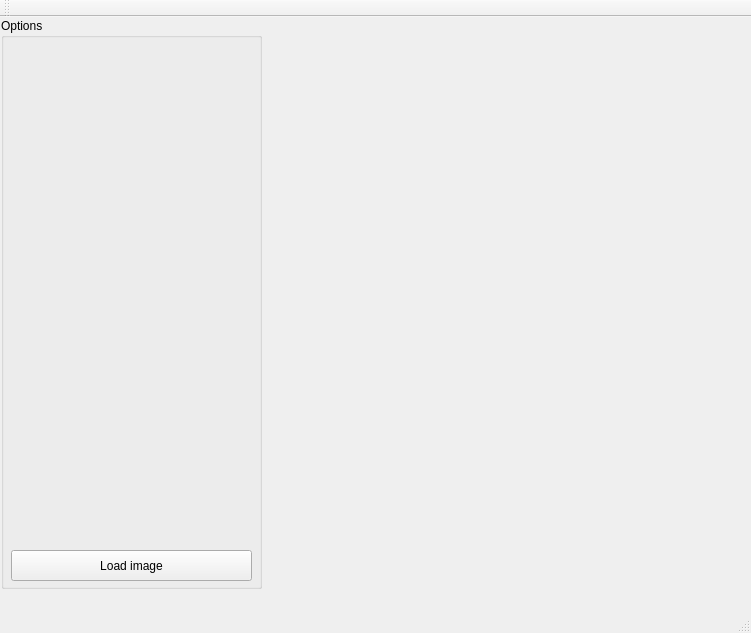
mmaci/vutbr-fit-zpo-dynamicka-detekce-hran, file dynamic-edge-detection/mainwindow.ui: the form before one commit.
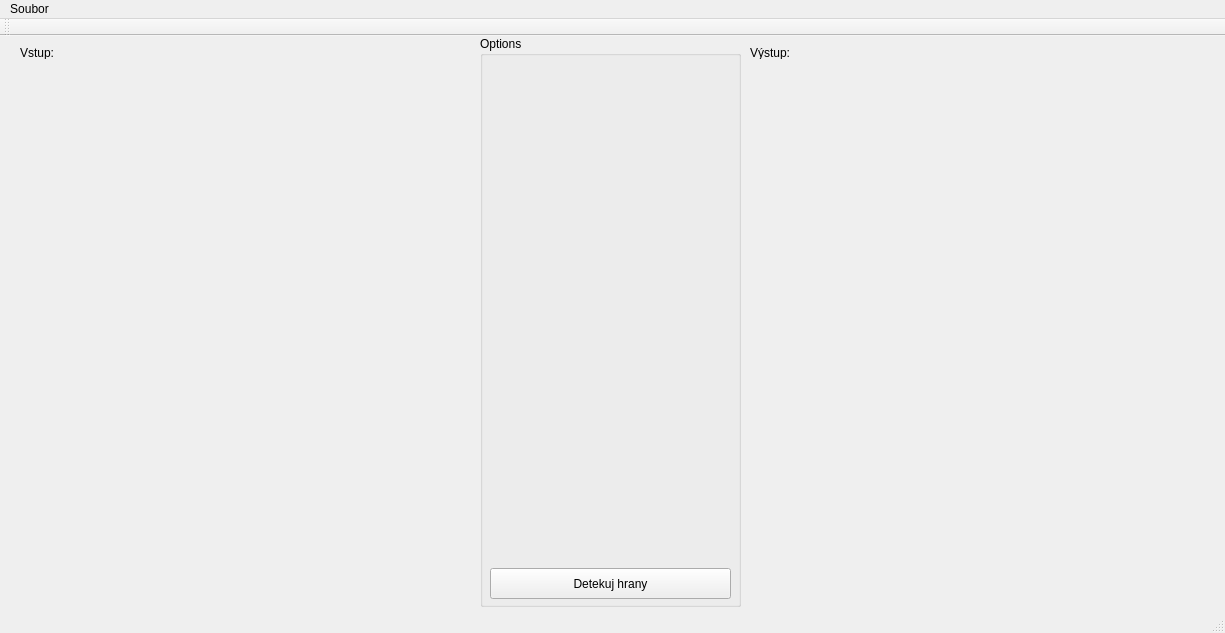
The form after the commit.

Diff of the .ui file:
```diff
--- a/dynamic-edge-detection/mainwindow.ui
+++ b/dynamic-edge-detection/mainwindow.ui
@@ -6,7 +6,7 @@
    <rect>
     <x>0</x>
     <y>0</y>
-    <width>751</width>
+    <width>1225</width>
     <height>633</height>
    </rect>
   </property>
@@ -17,8 +17,8 @@
    <widget class="QGroupBox" name="groupBox">
     <property name="geometry">
      <rect>
-      <x>1</x>
-      <y>1</y>
+      <x>480</x>
+      <y>0</y>
       <width>261</width>
       <height>571</height>
      </rect>
@@ -36,36 +36,82 @@
       </rect>
      </property>
      <property name="text">
-      <string>Load image</string>
+      <string>Detekuj hrany</string>
      </property>
     </widget>
    </widget>
    <widget class="QLabel" name="displayArea">
     <property name="geometry">
      <rect>
-      <x>270</x>
-      <y>10</y>
-      <width>471</width>
-      <height>561</height>
+      <x>10</x>
+      <y>30</y>
+      <width>461</width>
+      <height>541</height>
      </rect>
     </property>
     <property name="text">
      <string/>
     </property>
    </widget>
-   <zorder>gridLayoutWidget</zorder>
-   <zorder>displayArea</zorder>
-   <zorder>displayArea</zorder>
+   <widget class="QLabel" name="imgVystup">
+    <property name="geometry">
+     <rect>
+      <x>750</x>
+      <y>30</y>
+      <width>461</width>
+      <height>531</height>
+     </rect>
+    </property>
+    <property name="text">
+     <string/>
+    </property>
+   </widget>
+   <widget class="QLabel" name="label">
+    <property name="geometry">
+     <rect>
+      <x>20</x>
+      <y>10</y>
+      <width>46</width>
+      <height>13</height>
+     </rect>
+    </property>
+    <property name="text">
+     <string>Vstup:</string>
+    </property>
+   </widget>
+   <widget class="QLabel" name="label_2">
+    <property name="geometry">
+     <rect>
+      <x>750</x>
+      <y>10</y>
+      <width>46</width>
+      <height>13</height>
+     </rect>
+    </property>
+    <property name="text">
+     <string>Výstup:</string>
+    </property>
+   </widget>
   </widget>
   <widget class="QMenuBar" name="menuBar">
    <property name="geometry">
     <rect>
      <x>0</x>
      <y>0</y>
-     <width>751</width>
+     <width>1225</width>
      <height>21</height>
     </rect>
    </property>
+   <widget class="QMenu" name="menuSoubor">
+    <property name="title">
+     <string>Soubor</string>
+    </property>
+    <addaction name="actionOtev_t"/>
+    <addaction name="actionUlo_it"/>
+    <addaction name="separator"/>
+    <addaction name="actionKonec"/>
+   </widget>
+   <addaction name="menuSoubor"/>
   </widget>
   <widget class="QToolBar" name="mainToolBar">
    <attribute name="toolBarArea">
```
Left out of the diff: 17 changed lines with no effect on the pictures.
